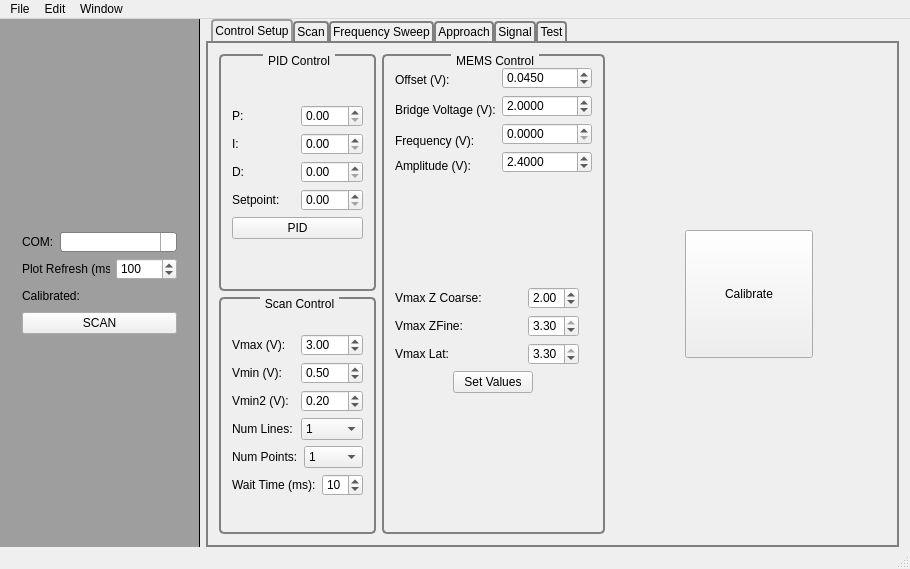
This is gui/mainwindow.ui in neil-sarkar/AFM-CLIENT as Qt 5 draws it before an edit. The edited form follows.
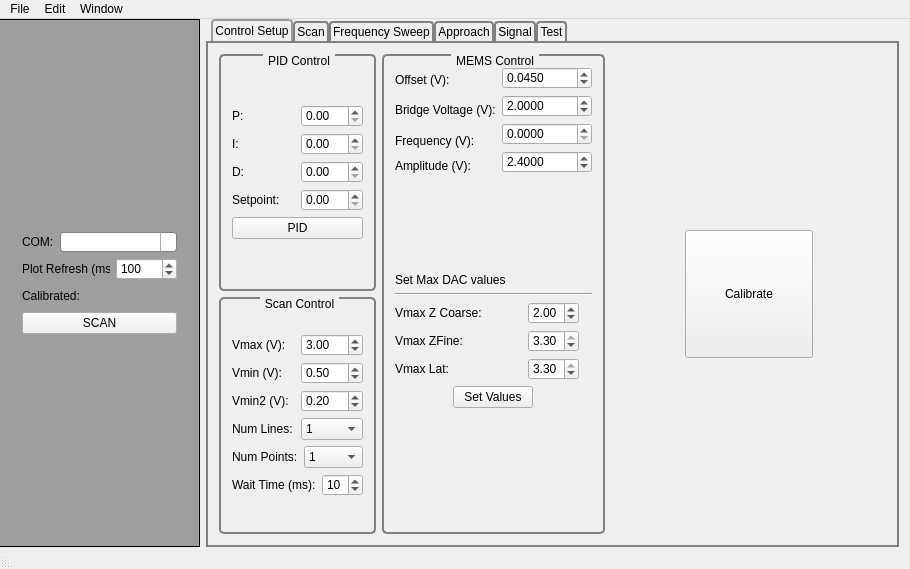
This is the edited form. The open tabs and pages were chosen to show the change. Icons and pictures are not drawn.

```diff
--- a/gui/mainwindow.ui
+++ b/gui/mainwindow.ui
@@ -49,6 +49,8 @@
 background: #9E9E9E;
 border: none;
 border-right: 1px solid black;
+border-bottom: 1px solid black;
+border-top: 1px solid black;
 }</string>
       </property>
       <property name="frameShape">
@@ -864,6 +866,20 @@
                <property name="sizeConstraint">
                 <enum>QLayout::SetDefaultConstraint</enum>
                </property>
+               <item>
+                <widget class="QLabel" name="label_15">
+                 <property name="text">
+                  <string>Set Max DAC values</string>
+                 </property>
+                </widget>
+               </item>
+               <item>
+                <widget class="Line" name="line">
+                 <property name="orientation">
+                  <enum>Qt::Horizontal</enum>
+                 </property>
+                </widget>
+               </item>
                <item>
                 <layout class="QGridLayout" name="gridLayout_7">
                  <item row="3" column="0">
@@ -2145,7 +2161,11 @@
    <addaction name="menuEdit"/>
    <addaction name="menuWindow"/>
   </widget>
-  <widget class="QStatusBar" name="statusBar"/>
+  <widget class="QStatusBar" name="statusBar">
+   <property name="layoutDirection">
+    <enum>Qt::RightToLeft</enum>
+   </property>
+  </widget>
   <action name="actionSave">
    <property name="text">
     <string>Save</string>
```
Left out of the diff: 27 changed lines with no effect on the pictures.
